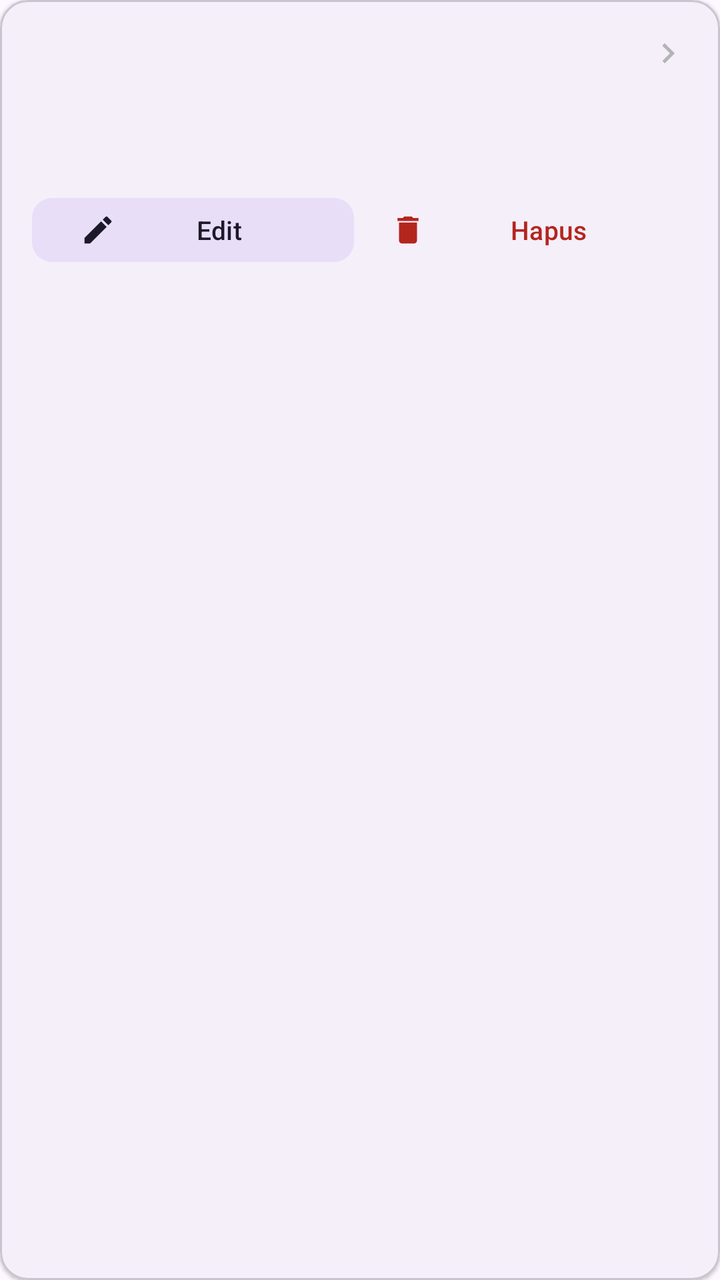
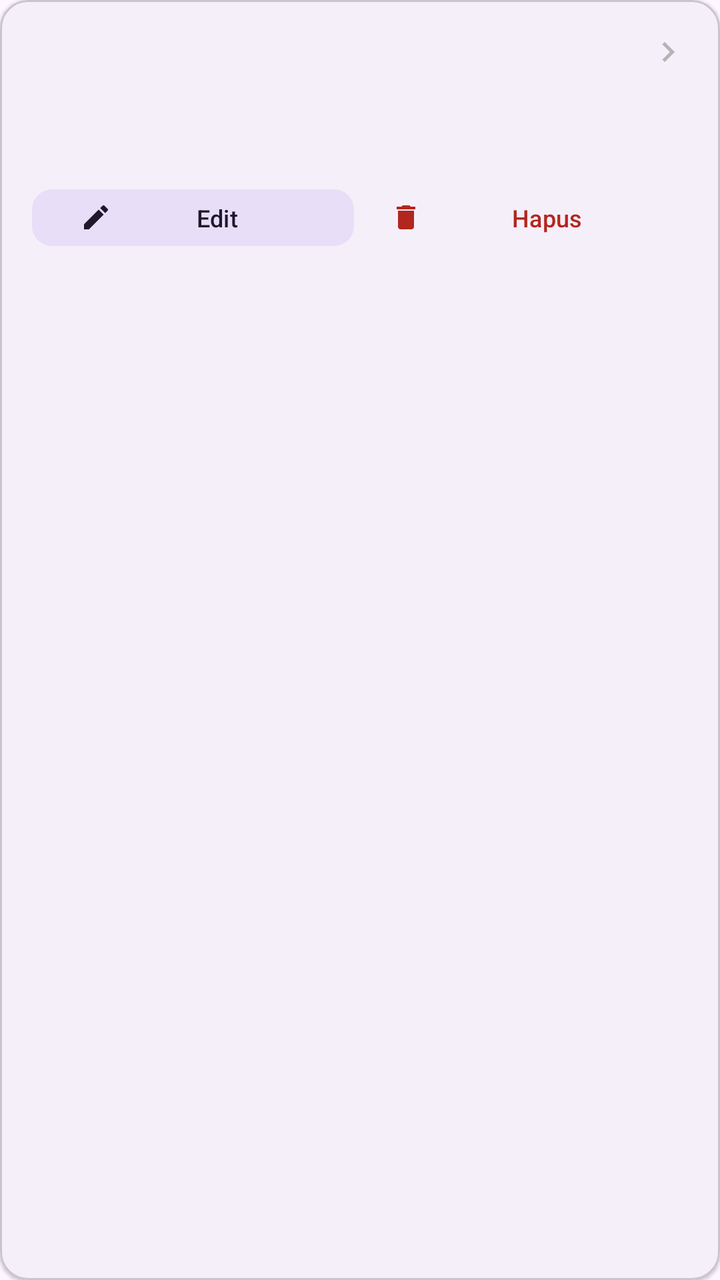

Before-and-after screenshots of an Android layout around one commit, followed by the original layout XML and the change that was made.
<!-- AndroidManifest.xml: application theme Theme.NotaCostume -->
<!-- res/layout/item_nota.xml -->
<?xml version="1.0" encoding="utf-8"?>
<com.google.android.material.card.MaterialCardView xmlns:android="http://schemas.android.com/apk/res/android"
    xmlns:app="http://schemas.android.com/apk/res-auto"
    android:layout_width="match_parent"
    android:layout_height="wrap_content"
    android:layout_marginBottom="10dp"
    android:clickable="true"
    android:focusable="true"
    android:foreground="?attr/selectableItemBackground"
    app:cardCornerRadius="14dp"
    app:cardElevation="1dp">

    <LinearLayout
        android:layout_width="match_parent"
        android:layout_height="wrap_content"
        android:orientation="vertical"
        android:padding="16dp">

        <LinearLayout
            android:layout_width="match_parent"
            android:layout_height="wrap_content"
            android:orientation="horizontal"
            android:gravity="center_vertical">

            <TextView
                android:id="@+id/tvNomor"
                android:layout_width="0dp"
                android:layout_height="wrap_content"
                android:layout_weight="1"
                android:textColor="?attr/colorOnSurfaceVariant"
                android:textSize="12sp" />

            <TextView
                android:id="@+id/tvInfo"
                android:layout_width="wrap_content"
                android:layout_height="wrap_content"
                android:textColor="?attr/colorPrimary"
                android:textSize="16sp"
                android:textStyle="bold" />

            <ImageView
                android:layout_width="20dp"
                android:layout_height="20dp"
                android:layout_marginStart="4dp"
                android:src="@drawable/ic_chevron"
                android:importantForAccessibility="no" />
        </LinearLayout>

        <TextView
            android:id="@+id/tvPelanggan"
            android:layout_width="match_parent"
            android:layout_height="wrap_content"
            android:layout_marginTop="6dp"
            android:ellipsize="end"
            android:maxLines="2"
            android:textColor="?attr/colorOnSurface"
            android:textSize="16sp"
            android:textStyle="bold" />

        <TextView
            android:id="@+id/tvCostume"
            android:layout_width="match_parent"
            android:layout_height="wrap_content"
            android:layout_marginTop="2dp"
            android:textColor="?attr/colorOnSurfaceVariant"
            android:textSize="13sp" />

        <LinearLayout
            android:layout_width="match_parent"
            android:layout_height="wrap_content"
            android:layout_marginTop="10dp"
            android:orientation="horizontal">

            <com.google.android.material.button.MaterialButton
                android:id="@+id/btnEdit"
                style="@style/Widget.Material3.Button.TonalButton"
                android:layout_width="0dp"
                android:layout_height="wrap_content"
                android:layout_weight="1"
                android:layout_marginEnd="6dp"
                android:minHeight="40dp"
                android:text="@string/menu_edit"
                android:textSize="13sp"
                app:cornerRadius="10dp"
                app:icon="@drawable/ic_edit_note"
                app:iconSize="18dp" />

            <com.google.android.material.button.MaterialButton
                android:id="@+id/btnHapus"
                style="@style/Widget.Material3.Button.TextButton"
                android:layout_width="0dp"
                android:layout_height="wrap_content"
                android:layout_weight="1"
                android:minHeight="40dp"
                android:text="@string/btn_hapus"
                android:textColor="?attr/colorError"
                android:textSize="13sp"
                app:cornerRadius="10dp"
                app:icon="@drawable/ic_delete"
                app:iconSize="18dp"
                app:iconTint="?attr/colorError" />
        </LinearLayout>
    </LinearLayout>
</com.google.android.material.card.MaterialCardView>
<!-- resources referenced by this layout -->
<resources>
  <!-- drawable ic_chevron (drawable) -->
  <?xml version="1.0" encoding="utf-8"?>
  <vector xmlns:android="http://schemas.android.com/apk/res/android"
      android:width="24dp"
      android:height="24dp"
      android:viewportWidth="24"
      android:viewportHeight="24">
      <path
          android:fillColor="#FFB4B4B4"
          android:pathData="M10,6L8.59,7.41 13.17,12l-4.58,4.59L10,18l6,-6z" />
  </vector>
  <!-- drawable ic_delete (drawable) -->
  <?xml version="1.0" encoding="utf-8"?>
  <vector xmlns:android="http://schemas.android.com/apk/res/android"
      android:width="24dp"
      android:height="24dp"
      android:viewportWidth="24"
      android:viewportHeight="24">
      <path
          android:fillColor="#FF000000"
          android:pathData="M6,19c0,1.1 0.9,2 2,2h8c1.1,0 2,-0.9 2,-2V7H6v12zM19,4h-3.5l-1,-1h-5l-1,1H5v2h14V4z" />
  </vector>
  <!-- drawable ic_edit_note (drawable) -->
  <?xml version="1.0" encoding="utf-8"?>
  <vector xmlns:android="http://schemas.android.com/apk/res/android"
      android:width="24dp"
      android:height="24dp"
      android:viewportWidth="24"
      android:viewportHeight="24">
      <path
          android:fillColor="#FF000000"
          android:pathData="M3,17.25V21h3.75l11.06,-11.06 -3.75,-3.75L3,17.25zM20.71,7.04c0.39,-0.39 0.39,-1.02 0,-1.41l-2.34,-2.34c-0.39,-0.39 -1.02,-0.39 -1.41,0l-1.83,1.83 3.75,3.75 1.83,-1.83z" />
  </vector>
  <string name="btn_hapus">Hapus</string>
  <string name="menu_edit">Edit</string>
  <style name="Theme.NotaCostume" parent="Theme.Material3.DayNight.NoActionBar">
          <item name="colorPrimary">@color/md_primary</item>
          <item name="colorOnPrimary">@color/white</item>
          <item name="colorPrimaryContainer">@color/md_primary_container</item>
          <item name="colorOnPrimaryContainer">@color/md_on_primary_container</item>
          <item name="colorSecondary">@color/md_secondary</item>
          <item name="colorOnSecondary">@color/white</item>
          <item name="colorSecondaryContainer">@color/md_secondary_container</item>
          <item name="colorOnSecondaryContainer">@color/md_on_secondary_container</item>
          <item name="colorSurface">@color/md_surface</item>
          <item name="colorOnSurface">@color/md_on_surface</item>
          <item name="colorSurfaceContainer">@color/md_surface_container</item>
          <item name="colorOutline">@color/md_outline</item>
          <item name="dynamicColorThemeOverlay">@style/ThemeOverlay.Material3.DynamicColors.DayNight</item>
          <item name="android:statusBarColor">?attr/colorSurfaceContainer</item>
      </style>
  <color name="md_primary">#6750A4</color>
  <color name="white">#FFFFFF</color>
  <color name="md_primary_container">#EADDFF</color>
  <color name="md_on_primary_container">#21005D</color>
  <color name="md_secondary">#625B71</color>
  <color name="md_secondary_container">#E8DEF8</color>
  <color name="md_on_secondary_container">#1D192B</color>
  <color name="md_surface">#FDF8FF</color>
  <color name="md_on_surface">#1D1B20</color>
  <color name="md_surface_container">#F3EDF7</color>
  <color name="md_outline">#79747E</color>
</resources>

<!-- the commit's change to res/layout/item_nota.xml (unified diff, before → after) -->
@@ -35,7 +35,7 @@
                 android:layout_width="wrap_content"
                 android:layout_height="wrap_content"
                 android:textColor="?attr/colorPrimary"
-                android:textSize="16sp"
+                android:textSize="14sp"
                 android:textStyle="bold" />
 
             <ImageView
@@ -54,7 +54,7 @@
             android:ellipsize="end"
             android:maxLines="2"
             android:textColor="?attr/colorOnSurface"
-            android:textSize="16sp"
+            android:textSize="15sp"
             android:textStyle="bold" />
 
         <TextView
@@ -63,7 +63,7 @@
             android:layout_height="wrap_content"
             android:layout_marginTop="2dp"
             android:textColor="?attr/colorOnSurfaceVariant"
-            android:textSize="13sp" />
+            android:textSize="12sp" />
 
         <LinearLayout
             android:layout_width="match_parent"
@@ -78,12 +78,12 @@
                 android:layout_height="wrap_content"
                 android:layout_weight="1"
                 android:layout_marginEnd="6dp"
-                android:minHeight="40dp"
+                android:minHeight="36dp"
                 android:text="@string/menu_edit"
-                android:textSize="13sp"
+                android:textSize="12sp"
                 app:cornerRadius="10dp"
                 app:icon="@drawable/ic_edit_note"
-                app:iconSize="18dp" />
+                app:iconSize="16dp" />
 
             <com.google.android.material.button.MaterialButton
                 android:id="@+id/btnHapus"
@@ -91,13 +91,13 @@
                 android:layout_width="0dp"
                 android:layout_height="wrap_content"
                 android:layout_weight="1"
-                android:minHeight="40dp"
+                android:minHeight="36dp"
                 android:text="@string/btn_hapus"
                 android:textColor="?attr/colorError"
-                android:textSize="13sp"
+                android:textSize="12sp"
                 app:cornerRadius="10dp"
                 app:icon="@drawable/ic_delete"
-                app:iconSize="18dp"
+                app:iconSize="16dp"
                 app:iconTint="?attr/colorError" />
         </LinearLayout>
     </LinearLayout>
